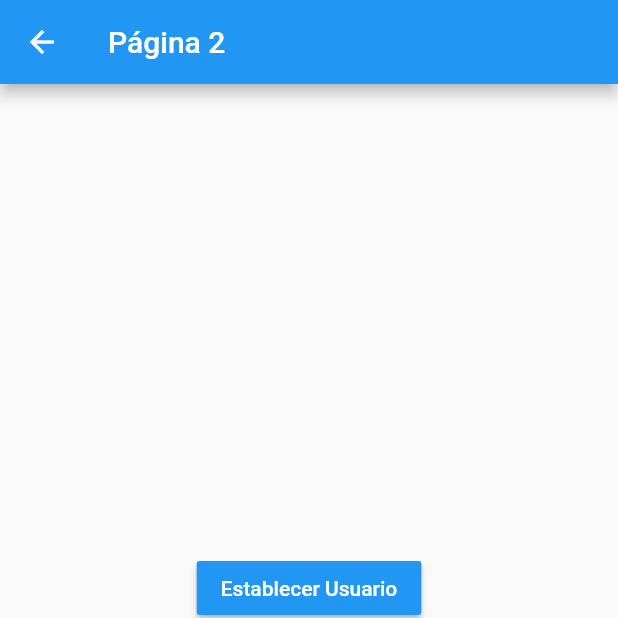
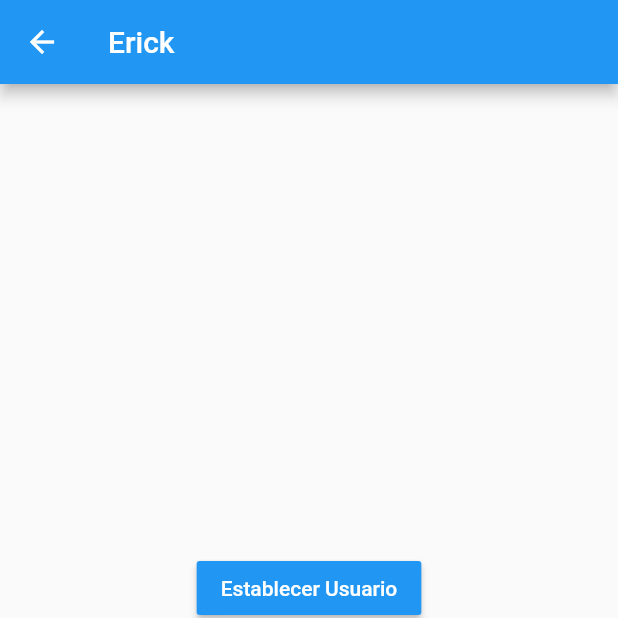
Before and after one commit to e-estrada/estados_app, a Flutter app: the Pagina2Page screen opened by its route, after a tap on "Establecer Usuario", on a phone screen of 412 x 824 dp, the top half of it. Run offline on Flutter 3.47's test engine with Material 2 defaults, Android fonts, the phone set to English and light mode, and no system bars; accounts and stored records are empty.

Commit message:
Fin Singleton

```diff
--- a/lib/models/usuario.dart
+++ b/lib/models/usuario.dart
@@ -9,7 +9,7 @@ class Usuario {
     required this.nombre,
     required this.edad,
     required this.profesiones,
-  });
+  }) : assert (nombre.isNotEmpty);
 
 
 }
--- a/lib/pages/pagina1_page.dart
+++ b/lib/pages/pagina1_page.dart
@@ -1,5 +1,7 @@
 import 'package:flutter/material.dart';
 
+import 'package:estados_app/models/usuario.dart';
+import 'package:estados_app/services/usuario_service.dart';
 
 class Pagina1Page extends StatelessWidget {
  const Pagina1Page({super.key});
@@ -10,7 +12,14 @@ class Pagina1Page extends StatelessWidget {
       appBar: AppBar(
         title: const Text('Página 1'),
       ),
-      body: const InformacionUsuario(),
+      body: StreamBuilder(
+        stream: usuarioService.usuarioStream,
+        builder: (BuildContext context, AsyncSnapshot<Usuario> snapshot) {
+          return snapshot.hasData
+            ? InformacionUsuario(snapshot.data)
+            : const Center(child: Text('No hay Información del usuario.'),);
+        },
+      ),
      floatingActionButton: FloatingActionButton(
       onPressed: () => Navigator.pushNamed(context, 'pagina2'),
       child: const Icon(Icons.arrow_circle_right_outlined),
@@ -20,7 +29,9 @@ class Pagina1Page extends StatelessWidget {
 }
 
 class InformacionUsuario extends StatelessWidget {
-  const InformacionUsuario({super.key});
+
+  final Usuario? usuario;
+  const InformacionUsuario(this.usuario, {super.key});
 
   @override
   Widget build(BuildContext context) {
@@ -30,21 +41,21 @@ class InformacionUsuario extends StatelessWidget {
       padding: const EdgeInsets.all(20.0),
       child: Column(
         crossAxisAlignment: CrossAxisAlignment.start,
-        children: const [
-          Text('General', style: TextStyle(fontSize: 18, fontWeight: FontWeight.bold),),
+        children: [
+          const Text('General', style: TextStyle(fontSize: 18, fontWeight: FontWeight.bold),),
 
-          Divider(),
+          const Divider(),
 
-          ListTile( title: Text('Nombre: ') ),
-          ListTile( title: Text('Edad: ') ),
+          ListTile( title: Text('Nombre: ${usuario!.nombre}') ),
+          ListTile( title: Text('Edad: ${usuario!.edad}') ),
 
-          Text('Profesiones', style: TextStyle(fontSize: 18, fontWeight: FontWeight.bold),),
+          const Text('Profesiones', style: TextStyle(fontSize: 18, fontWeight: FontWeight.bold),),
 
-          Divider(),
+          const Divider(),
 
-          ListTile( title: Text('Profesion 1: ') ),
-          ListTile( title: Text('Profesion 1: ') ),
-          ListTile( title: Text('Profesion 1: ') ),
+          const ListTile( title: Text('Profesion 1: ') ),
+          const ListTile( title: Text('Profesion 1: ') ),
+          const ListTile( title: Text('Profesion 1: ') ),
 
         ],
       ),
--- a/lib/pages/pagina2_page.dart
+++ b/lib/pages/pagina2_page.dart
@@ -1,4 +1,6 @@
 import 'package:flutter/material.dart';
+import 'package:estados_app/models/usuario.dart';
+import 'package:estados_app/services/usuario_service.dart';
 
 
 class Pagina2Page extends StatelessWidget {
@@ -8,7 +10,12 @@ class Pagina2Page extends StatelessWidget {
   Widget build(BuildContext context) {
     return Scaffold(
       appBar: AppBar(
-        title: const Text('Página 2'),
+        title: StreamBuilder(
+        stream: usuarioService.usuarioStream,
+        builder: (BuildContext context, AsyncSnapshot<Usuario> snapshot) {
+          return Text(snapshot.data?.nombre ?? 'Página 2');
+        },
+      ),
       ),
       body: Center(
         child: Column(
@@ -16,7 +23,14 @@ class Pagina2Page extends StatelessWidget {
           children: [
             MaterialButton(
               onPressed: () {
-
+                final nuevoUsuario = Usuario(
+                  nombre: 'Erick',
+                  edad: 39,
+                  profesiones: [
+                    'Ingeniero'
+                  ]
+                );
+                usuarioService.cargarUsuario(nuevoUsuario);
               },
               color: Colors.blue,
               child: const Text('Establecer Usuario', style: TextStyle(color: Colors.white)),
@@ -24,7 +38,7 @@ class Pagina2Page extends StatelessWidget {
 
             MaterialButton(
               onPressed: () {
-
+                usuarioService.cargarEdad(40);
               },
               color: Colors.blue,
               child: const Text('Cambiar Edad', style: TextStyle(color: Colors.white)),
--- /dev/null
+++ b/lib/services/usuario_service.dart
@@ -0,0 +1,31 @@
+
+import 'dart:async';
+
+import 'package:estados_app/models/usuario.dart';
+
+class _UsuarioService {
+
+  Usuario? _usuario;
+
+  final StreamController<Usuario> _usuarioStreamController = StreamController<Usuario>.broadcast();
+
+  Usuario? get usuario => _usuario;
+  bool get existeUsuario => (_usuario != null) ? true : false;
+  Stream<Usuario> get usuarioStream => _usuarioStreamController.stream;
+
+  void cargarUsuario(Usuario user){
+    _usuario = user;
+    _usuarioStreamController.add(user);
+  }
+
+  void cargarEdad(int edad){
+    _usuario?.edad = edad;
+    _usuarioStreamController.add(_usuario!);
+  }
+
+  dispose(){
+    _usuarioStreamController.close();
+  }
+}
+
+final usuarioService = _UsuarioService();
```
